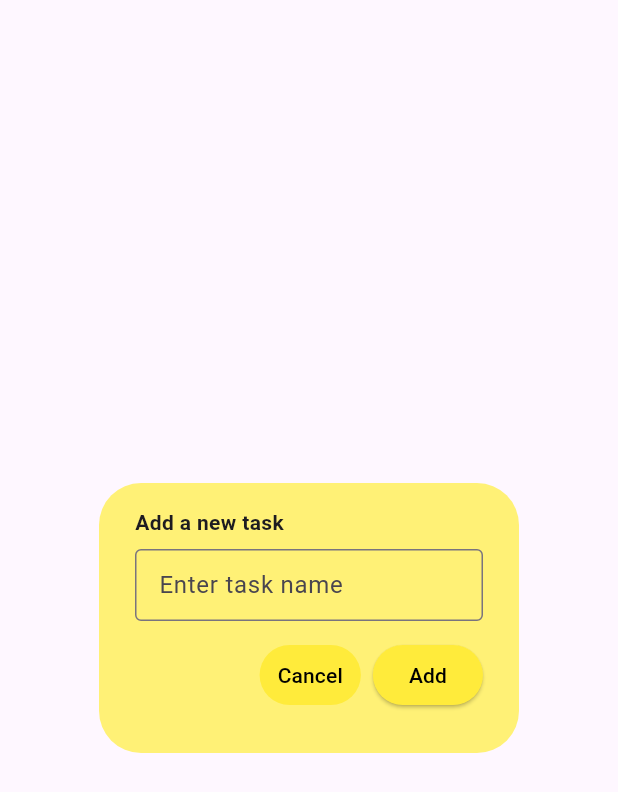
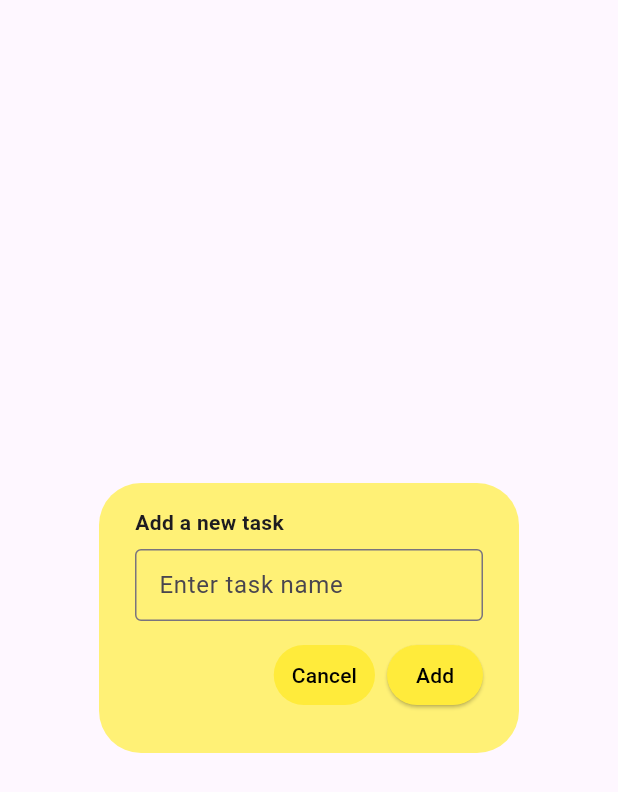
Before and after one commit to usman-383/Complete-Flutter-Developent-Course, a Flutter app: the DialogBox widget shown alone on an empty page, opened directly, on a phone screen of 412 x 824 dp. Shown: the top 792 px of the screen. Run offline on Flutter 3.47's test engine with Material 3 defaults, Android fonts, the phone set to English and light mode, and no system bars.

Commit message:
Create button file

```diff
--- a/Section-4 Flutter Programming Fundamentals/Projects/todo_app/lib/Utill/dialog_box.dart
+++ b/Section-4 Flutter Programming Fundamentals/Projects/todo_app/lib/Utill/dialog_box.dart
@@ -1,4 +1,5 @@
 import 'package:flutter/material.dart';
+import 'package:todo_app/Utill/my_button.dart';
 
 class DialogBox extends StatefulWidget {
   const DialogBox({super.key});
@@ -42,25 +43,18 @@ class _DialogBoxState extends State<DialogBox> {
             Row(
               mainAxisAlignment: MainAxisAlignment.end,
               children: [
-                TextButton(
-                  style: TextButton.styleFrom(
-                    backgroundColor: Colors.yellow,
-                    foregroundColor: Colors.black,
-                  ),
+                MyButton(
+                  label: 'Cancel',
+                  elevated: false,
                   onPressed: () => Navigator.of(context).pop(),
-                  child: const Text('Cancel'),
                 ),
                 const SizedBox(width: 8),
-                ElevatedButton(
-                  style: ElevatedButton.styleFrom(
-                    backgroundColor: Colors.yellow,
-                    foregroundColor: Colors.black,
-                  ),
+                MyButton(
+                  label: 'Add',
                   onPressed: () {
                     final text = _controller.text.trim();
                     if (text.isNotEmpty) Navigator.of(context).pop(text);
                   },
-                  child: const Text('Add'),
                 ),
               ],
             ),
--- /dev/null
+++ b/Section-4 Flutter Programming Fundamentals/Projects/todo_app/lib/Utill/my_button.dart
@@ -0,0 +1,47 @@
+import 'package:flutter/material.dart';
+
+class MyButton extends StatelessWidget {
+  final String label;
+  final VoidCallback onPressed;
+  final bool elevated;
+  final Color? backgroundColor;
+  final Color? foregroundColor;
+  final EdgeInsetsGeometry? padding;
+
+  const MyButton({
+    super.key,
+    required this.label,
+    required this.onPressed,
+    this.elevated = true,
+    this.backgroundColor,
+    this.foregroundColor,
+    this.padding,
+  });
+
+  @override
+  Widget build(BuildContext context) {
+    final bg = backgroundColor ?? Colors.yellow;
+    final fg = foregroundColor ?? Colors.black;
+    final buttonStyle = ButtonStyle(
+      backgroundColor: MaterialStateProperty.all(bg),
+      foregroundColor: MaterialStateProperty.all(fg),
+      padding: MaterialStateProperty.all(
+        padding ?? const EdgeInsets.symmetric(horizontal: 12, vertical: 8),
+      ),
+    );
+
+    if (elevated) {
+      return ElevatedButton(
+        style: buttonStyle,
+        onPressed: onPressed,
+        child: Text(label),
+      );
+    }
+
+    return TextButton(
+      style: buttonStyle,
+      onPressed: onPressed,
+      child: Text(label),
+    );
+  }
+}
```
